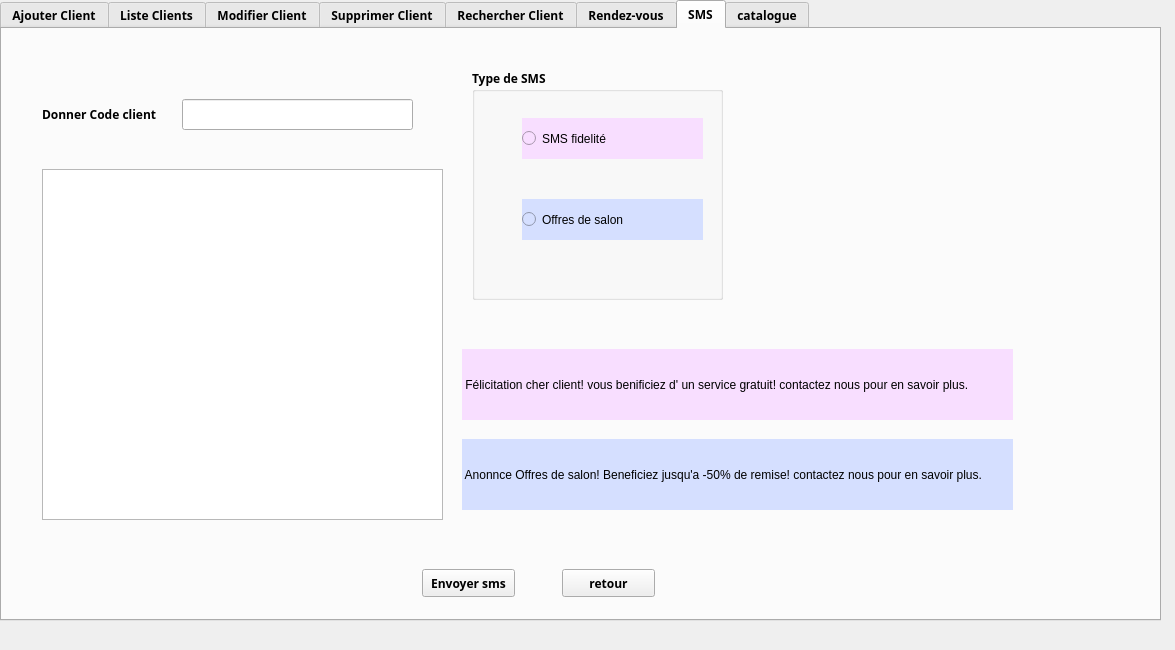
MedAzizBouzid/Smart_Beauty_Center_2A24, file mainwindow.ui: the form before one commit.
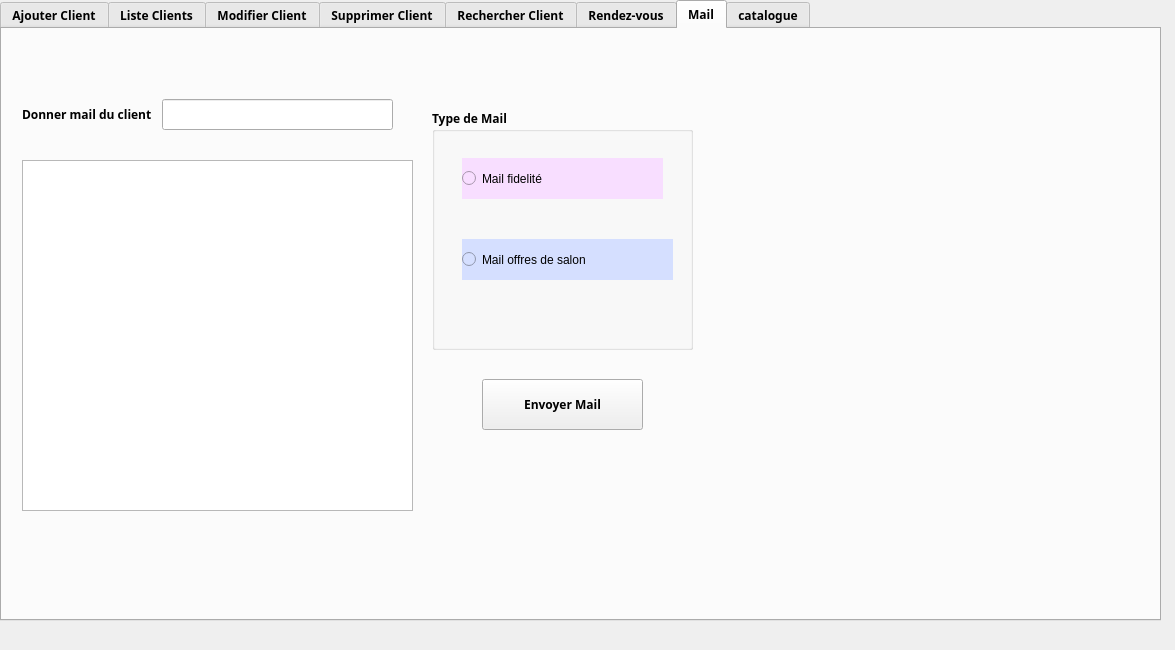
The form after the commit. The open tabs and pages were chosen to show the change. Icons and pictures are not drawn.

Diff of the .ui file:
```diff
--- a/mainwindow.ui
+++ b/mainwindow.ui
@@ -985,29 +985,29 @@
     </widget>
     <widget class="QWidget" name="tab_2">
      <attribute name="title">
-      <string>SMS</string>
+      <string>Mail</string>
      </attribute>
      <widget class="QGroupBox" name="groupBox">
       <property name="geometry">
        <rect>
-        <x>470</x>
-        <y>40</y>
-        <width>251</width>
-        <height>231</height>
+        <x>430</x>
+        <y>80</y>
+        <width>261</width>
+        <height>241</height>
        </rect>
       </property>
       <property name="autoFillBackground">
        <bool>false</bool>
       </property>
       <property name="title">
-       <string>Type de SMS</string>
+       <string>Type de Mail</string>
       </property>
       <widget class="QRadioButton" name="radioButton">
        <property name="geometry">
         <rect>
-         <x>50</x>
+         <x>30</x>
          <y>49</y>
-         <width>181</width>
+         <width>201</width>
          <height>41</height>
         </rect>
        </property>
@@ -1015,15 +1015,15 @@
         <string notr="true">background-color: rgb(248, 222, 255);</string>
        </property>
        <property name="text">
-        <string>SMS fidelité</string>
+        <string>Mail fidelité</string>
        </property>
       </widget>
       <widget class="QRadioButton" name="radioButton_2">
        <property name="geometry">
         <rect>
-         <x>50</x>
+         <x>30</x>
          <y>130</y>
-         <width>181</width>
+         <width>211</width>
          <height>41</height>
         </rect>
        </property>
@@ -1031,105 +1031,33 @@
         <string notr="true">background-color: rgb(213, 223, 255);</string>
        </property>
        <property name="text">
-        <string>Offres de salon </string>
+        <string>Mail offres de salon </string>
        </property>
       </widget>
      </widget>
-     <widget class="QPushButton" name="pbsms">
-      <property name="geometry">
-       <rect>
-        <x>420</x>
-        <y>540</y>
-        <width>93</width>
-        <height>28</height>
-       </rect>
-      </property>
-      <property name="text">
-       <string>Envoyer sms</string>
-      </property>
-     </widget>
-     <widget class="QPushButton" name="pushButton_9">
-      <property name="geometry">
-       <rect>
-        <x>560</x>
-        <y>540</y>
-        <width>93</width>
-        <height>28</height>
-       </rect>
-      </property>
-      <property name="text">
-       <string>retour</string>
-      </property>
-     </widget>
      <widget class="QLabel" name="label_17">
       <property name="geometry">
        <rect>
-        <x>40</x>
+        <x>20</x>
         <y>60</y>
         <width>141</width>
         <height>51</height>
        </rect>
       </property>
       <property name="text">
-       <string>Donner Code client</string>
+       <string>Donner mail du client</string>
       </property>
      </widget>
      <widget class="QLineEdit" name="codesms">
       <property name="geometry">
        <rect>
-        <x>180</x>
+        <x>160</x>
         <y>70</y>
         <width>231</width>
         <height>31</height>
        </rect>
       </property>
      </widget>
-     <widget class="QTableView" name="tabVsms">
-      <property name="geometry">
-       <rect>
-        <x>40</x>
-        <y>140</y>
-        <width>401</width>
-        <height>351</height>
-       </rect>
-      </property>
-     </widget>
-     <widget class="QLabel" name="fid">
-      <property name="geometry">
-       <rect>
-        <x>460</x>
-        <y>320</y>
-        <width>551</width>
-        <height>71</height>
-       </rect>
-      </property>
-      <property name="autoFillBackground">
-       <bool>false</bool>
-      </property>
-      <property name="styleSheet">
-       <string notr="true">background-color: rgb(248, 222, 255);
-font: 75 8pt &quot;Script MT Bold&quot;;</string>
-      </property>
-      <property name="text">
-       <string> Félicitation cher client! vous benificiez d' un service gratuit! contactez nous pour en savoir plus.</string>
-      </property>
-     </widget>
-     <widget class="QLabel" name="off">
-      <property name="geometry">
-       <rect>
-        <x>460</x>
-        <y>410</y>
-        <width>551</width>
-        <height>71</height>
-       </rect>
-      </property>
-      <property name="styleSheet">
-       <string notr="true">background-color: rgb(213, 223, 255);</string>
-      </property>
-      <property name="text">
-       <string> Anonnce Offres de salon! Beneficiez jusqu'a -50% de remise! contactez nous pour en savoir plus.</string>
-      </property>
-     </widget>
      <widget class="QLabel" name="bcksms">
       <property name="geometry">
        <rect>
@@ -1143,6 +1071,29 @@
        <string/>
       </property>
      </widget>
+     <widget class="QPushButton" name="pb_mail">
+      <property name="geometry">
+       <rect>
+        <x>480</x>
+        <y>350</y>
+        <width>161</width>
+        <height>51</height>
+       </rect>
+      </property>
+      <property name="text">
+       <string>Envoyer Mail</string>
+      </property>
+     </widget>
+     <widget class="QTableView" name="tvmail">
+      <property name="geometry">
+       <rect>
+        <x>20</x>
+        <y>131</y>
+        <width>391</width>
+        <height>351</height>
+       </rect>
+      </property>
+     </widget>
      <zorder>bcksms</zorder>
      <zorder>groupBox</zorder>
      <zorder>pbsms</zorder>
```
Left out of the diff: 45 changed lines with no effect on the pictures.
